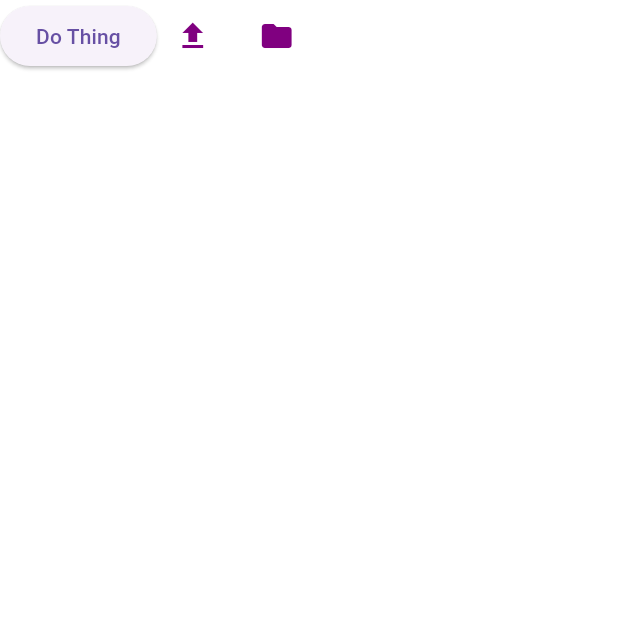
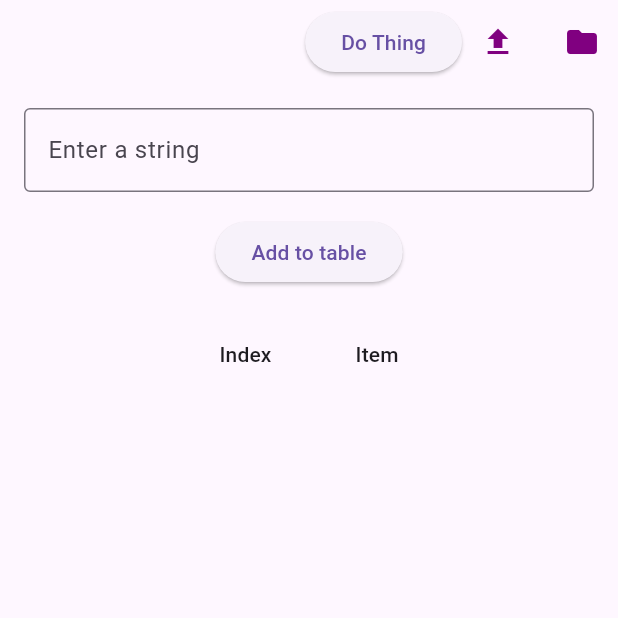
Before and after one commit to GTHLIMA/financify, a Flutter app: the screen it shows after launch, on a phone screen of 412 x 824 dp, the top half of it. Run offline on Flutter 3.47's test engine with Material 3 defaults, Android fonts, the phone set to English and light mode, and no system bars.

Commit message:
Experimental Table

```diff
--- a/lib/main.dart
+++ b/lib/main.dart
@@ -1,5 +1,5 @@
 import 'package:flutter/material.dart';
-import 'package:finances/screens/home_screen.dart';
+import 'screens/home_screen.dart';
 
 void main() {
   runApp(const MyApp());
@@ -10,9 +10,84 @@ class MyApp extends StatelessWidget {
 
   @override
   Widget build(BuildContext context) {
-    return const MaterialApp(
+    return MaterialApp(
       debugShowCheckedModeBanner: false,
-      home: HomeScreen(),
+      home: const TableScreen(),
     );
   }
 }
+
+class TableScreen extends StatefulWidget {
+  const TableScreen({super.key});
+
+  @override
+  State<TableScreen> createState() => _TableScreenState();
+}
+
+class _TableScreenState extends State<TableScreen> {
+  // List to store table data
+  List<String> tableData = [];
+  final TextEditingController _textController = TextEditingController();
+
+  // Function to add a new item to the table
+  void _addStringToTable() {
+    if (_textController.text.isNotEmpty) {
+      setState(() {
+        tableData.add(_textController.text);
+        _textController.clear();
+      });
+    }
+  }
+
+  @override
+  Widget build(BuildContext context) {
+    return Scaffold(
+      appBar: AppBar(
+        actions: [
+          const HomeScreenIcons(),
+        ],
+      ),
+      body: Padding(
+        padding: const EdgeInsets.all(16.0),
+        child: Column(
+          children: [
+            // Orders Input
+            TextField(
+              controller: _textController,
+              decoration: const InputDecoration(
+                labelText: "Enter a string",
+                border: OutlineInputBorder(),
+              ),
+            ),
+            const SizedBox(height: 16.0),
+            // Button to add string to the table
+            ElevatedButton(
+              onPressed: _addStringToTable,
+              child: const Text("Add to table"),
+            ),
+            const SizedBox(height: 16.0),
+            // Display the table
+            Expanded(
+              child: DataTable(
+                columns: const [
+                  DataColumn(label: Text("Index")),
+                  DataColumn(label: Text("Item")),
+                ],
+                rows: tableData
+                    .asMap()
+                    .entries
+                    .map(
+                      (entry) => DataRow(cells: [
+                        DataCell(Text((entry.key + 1).toString())),
+                        DataCell(Text(entry.value)),
+                      ]),
+                    )
+                    .toList(),
+              ),
+            ),
+          ],
+        ),
+      ),
+    );
+  }
+}
--- a/lib/screens/home_screen.dart
+++ b/lib/screens/home_screen.dart
@@ -1,48 +1,36 @@
+import 'package:flutter/material.dart';
 import 'package:finances/front/app_styles.dart';
-import 'package:flutter/material.dart';
 
-class HomeScreen extends StatefulWidget {
-  const HomeScreen({super.key});
+class HomeScreenIcons extends StatelessWidget {
+  const HomeScreenIcons({super.key});
 
   @override
-  State<HomeScreen> createState() => _HomeScreenState();
-}
-
-class _HomeScreenState extends State<HomeScreen> {
-  @override
   Widget build(BuildContext context) {
-    return Scaffold(backgroundColor: AppTheme.white,
-     body: Column(
+    return Row(
+      mainAxisAlignment: MainAxisAlignment.spaceBetween,
       children: [
+        ElevatedButton(
+          onPressed: () {
+            // Não faz nada, só existe
+          },
+          child: const Text("Do Thing"),
+        ),
         Row(
           children: [
-            _mainButton(() => null, 'Do Thing'),
-            Row(
-              children: [
-                _actionButton(() => null, Icons.file_upload),
-                const SizedBox(width:8),
-                _actionButton(() => null, Icons.folder),
-
-              ],
-            )
-            ],
-          )
-        ],
-      )
-    );
-  }
-
-  ElevatedButton _mainButton(Function()? onPressed, String text) {
-    return ElevatedButton(onPressed: onPressed, child: Text(text));
-  }
-
-  IconButton _actionButton(Function()? onPressed, IconData icon) {
-    return IconButton(
-      onPressed: onPressed,
-      icon: Icon(
-        icon,
-        color: AppTheme.purple,
-      )
+            IconButton(
+              icon: const Icon(Icons.file_upload, color: AppTheme.purple),
+              onPressed: () {
+              },
+            ),
+            const SizedBox(width: 8),
+            IconButton(
+              icon: const Icon(Icons.folder, color: AppTheme.purple),
+              onPressed: () {
+              },
+            ),
+          ],
+        ),
+      ],
     );
   }
 }
```
